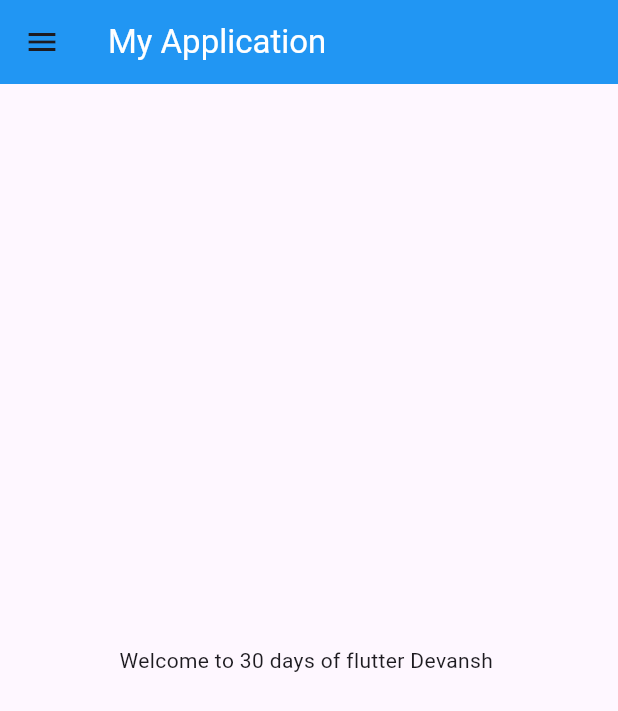
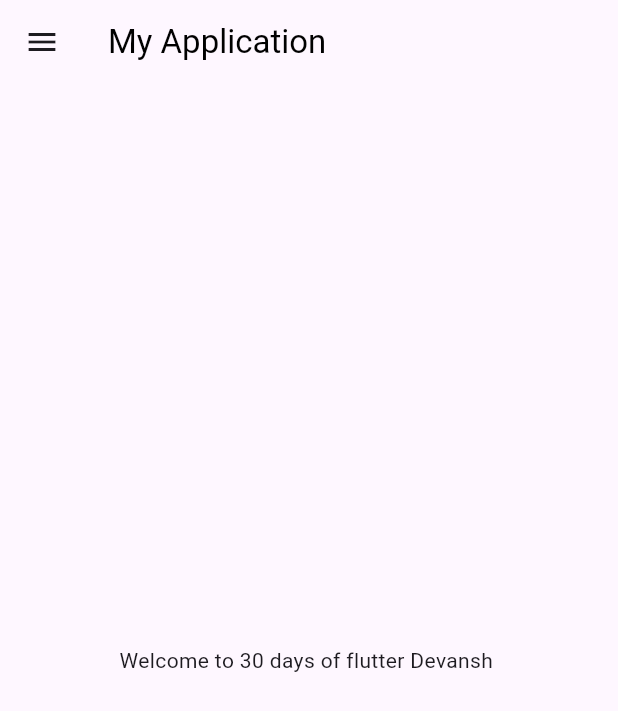
Before and after one commit to devansh370R/CatelogApp30, a Flutter app: the screen it shows after launch, on a phone screen of 412 x 824 dp. Shown: the top 711 px of the screen. Run offline on Flutter 3.47's test engine with Material 3 defaults, Android fonts, the phone set to English and light mode, and no system bars.

Commit message:
Day3 Completed

```diff
--- a/lib/home.dart
+++ b/lib/Pages/homePage.dart
@@ -9,10 +9,9 @@
     const String name = "Devansh";
     return Scaffold(
       appBar: AppBar(
-        backgroundColor: Colors.blue,
-        title: Text(
+        title: const Text(
           "My Application",
-          style: TextStyle(color: Colors.white),
+          style: TextStyle(color: Colors.black),
         ),
       ),
       drawer: Drawer(),
--- a/lib/main.dart
+++ b/lib/main.dart
@@ -1,17 +1,26 @@
 import 'package:flutter/material.dart';
-import 'package:flutter_30days/home.dart';
-void main(){
+import 'package:flutter_30days/Pages/homePage.dart';
+import 'package:flutter_30days/Pages/loginPage.dart';
+
+void main() {
   runApp(const MyApp());
 }
+
 class MyApp extends StatelessWidget {
   const MyApp({super.key});
 
   @override
   Widget build(BuildContext context) {
-
-    return const MaterialApp(
+    return MaterialApp(
+      themeMode: ThemeMode.light,
+      darkTheme: ThemeData(brightness: Brightness.dark),
       debugShowCheckedModeBanner: false,
-      home: HomePage(),
+      initialRoute: "/home",
+      routes: {
+        "/": (context) => const LoginPage(),
+        "/home": (context) => const HomePage(),
+        "/login": (context) => const LoginPage(),
+      },
     );
   }
 }
```
Also changed, not shown: lib/Pages/loginPage.dart (added, +16 -0 lines).
